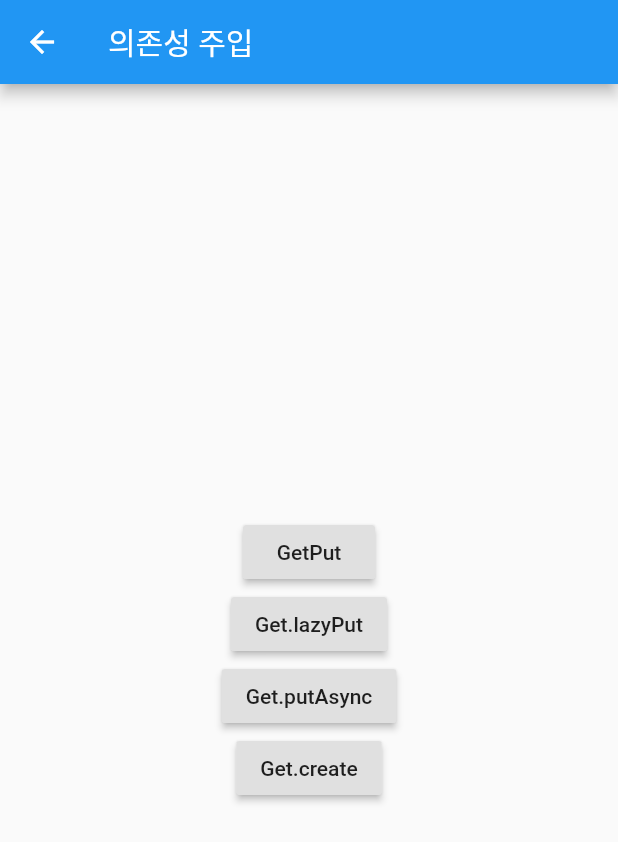
After one commit to asdasfafsf/futter_getx, a Flutter app: the screen it shows after launch, after a tap on "의존성 관리", on a phone screen of 412 x 824 dp. The commit adds this screen. Shown: the top 842 px of the screen. Run offline on Flutter 3.47's test engine with Material 2 defaults, Android fonts, the phone set to English and light mode, and no system bars; our stand-ins replace get.

Commit message:
dependency

```diff
--- /dev/null
+++ b/lib/src/controller/dependency_controller.dart
@@ -0,0 +1,11 @@
+import 'package:get/get.dart';
+
+class DependencyController extends GetxController {
+
+  int count = 0;
+
+  void increase() {
+
+  }
+
+}
--- a/lib/src/home.dart
+++ b/lib/src/home.dart
@@ -1,5 +1,6 @@
 import 'package:flutter/material.dart';
 import 'package:get/get.dart';
+import 'package:getx1/src/pages/dependencies/dependency_manage_page.dart';
 import 'package:getx1/src/pages/normal/first.dart';
 import 'package:getx1/src/pages/simple_state_manage_page.dart';
 
@@ -66,6 +67,13 @@ class Home extends StatelessWidget {
               },
               child: Text('반응형 상태관리'),
             ),
+            RaisedButton(
+              onPressed: () {
+                //Navigator.of(context).push(MaterialPageRoute(builder: (_) => FirstPage()));
+                Get.to(DependencyManagePage());
+              },
+              child: Text('의존성 관리'),
+            ),
           ],
         )
       ),
--- /dev/null
+++ b/lib/src/pages/dependencies/dependency_manage_page.dart
@@ -0,0 +1,85 @@
+import 'package:flutter/material.dart';
+import 'package:get/get.dart';
+import 'package:getx1/src/controller/dependency_controller.dart';
+import 'package:getx1/src/pages/dependencies/get_lazyput.dart';
+import 'package:getx1/src/pages/dependencies/get_put.dart';
+
+class DependencyManagePage extends StatelessWidget {
+  const DependencyManagePage({Key? key}) : super(key:  key);
+
+  @override
+  Widget build(BuildContext context) {
+    return Scaffold(
+      appBar: AppBar(
+        title: Text('의존성 주입'),
+      ),
+      body: Center(
+        child: Column(
+          mainAxisAlignment: MainAxisAlignment.center,
+          children: [
+            RaisedButton(
+              /**
+               * 만드는 시점에 생성됨
+               */
+              child: Text('GetPut'),
+              onPressed: () {
+                Get.to(
+                  GetPut(),
+                  binding: BindingsBuilder((){
+                    Get.put(DependencyController());
+                  })
+                );
+              },
+            ),
+            RaisedButton(
+              /**
+               * 메모리에 접근할 때, 즉 컨트롤러에 접근하는 시점에 생성됨
+               */
+              child: Text('Get.lazyPut'),
+              onPressed: () {
+                 Get.to(
+                  GetLazyPut(),
+                  binding: BindingsBuilder((){
+                    Get.lazyPut(() => DependencyController());
+                  })
+                );
+              },
+            ),
+            RaisedButton(
+              /**
+               * put과 기본적으로 같음
+               * 동기와 비동기의 차이만 있음.
+               */
+              child: Text('Get.putAsync'),
+              onPressed: () {
+                 Get.to(
+                  GetPut(),
+                  binding: BindingsBuilder((){
+                    Get.putAsync<DependencyController>(() async {
+                      await Future.delayed(Duration(seconds: 5));
+                      return DependencyController();
+                    });
+                  })
+                );
+              },
+            ),
+            RaisedButton(
+              /**
+               * 싱글턴 방식이 아닌 컨트롤러 인스턴스가 여러개임.
+               */
+              child: Text('Get.create'),
+              onPressed: () {
+                Get.to(
+                  GetPut(),
+                  binding: BindingsBuilder(() {
+                    Get.create<DependencyController>(() => DependencyController());
+                  })
+                );
+              },
+            ),
+          ],
+        ),
+      )
+    );
+  }
+}
--- /dev/null
+++ b/lib/src/pages/dependencies/get_put.dart
@@ -0,0 +1,22 @@
+import 'package:flutter/material.dart';
+import 'package:get/get.dart';
+import 'package:getx1/src/controller/dependency_controller.dart';
+
+class GetPut extends StatelessWidget {
+  const GetPut({Key? key}) : super(key:  key);
+
+  @override
+  Widget build(BuildContext context) {
+    return Scaffold(
+      appBar: AppBar(
+        title: Text('의존성 주입'),
+      ),
+      body: RaisedButton(
+        onPressed: () {
+          print(Get.find<DependencyController>().hashCode);
+          Get.find<DependencyController>().increase();
+        },
+      ),
+    );
+  }
+}
```
Also changed, not shown: lib/src/pages/dependencies/get_lazyput.dart (added, +22 -0 lines).
